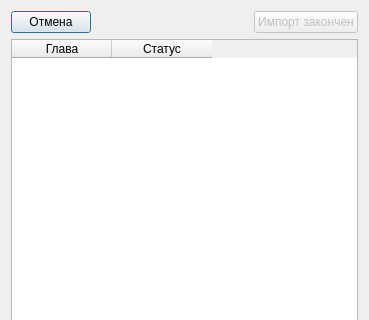
Above: seviz/bookloader/bookloaderdialog.ui from eltimen/seviz before the change; both pictures show x 0 to 369 and y 0 to 320 of the 369 by 555 pixel window. Below: the same form after it.
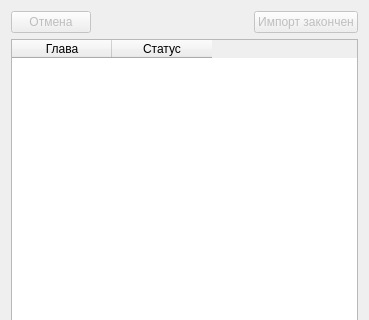
That is the form after the change.

Commit message: import cancel button disabled (temporary)

Patch:
```diff
--- a/seviz/bookloader/bookloaderdialog.ui
+++ b/seviz/bookloader/bookloaderdialog.ui
@@ -30,6 +30,9 @@
     <layout class="QHBoxLayout" name="horizontalLayout">
      <item>
       <widget class="QPushButton" name="cancelButton">
+       <property name="enabled">
+        <bool>false</bool>
+       </property>
        <property name="text">
         <string>Отмена</string>
        </property>
```
The commit also changes 1 other file.
